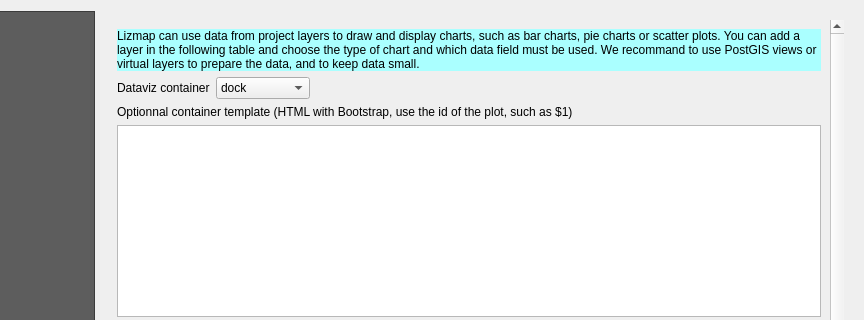
Old version of the form ui_lizmap.ui in the repository 3liz/lizmap-plugin; both pictures show x 172 to 1036 and y 0 to 320 of the 1036 by 845 pixel window.
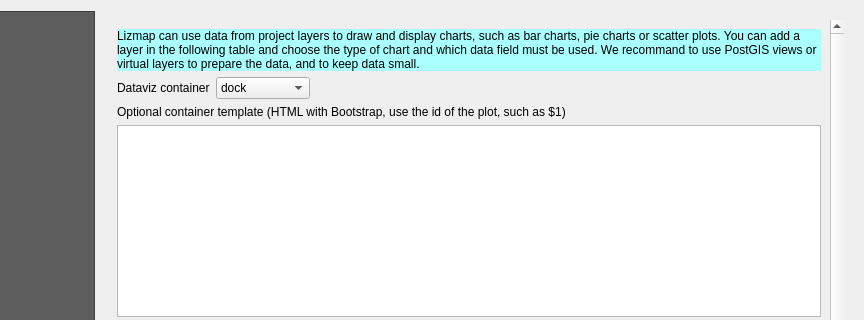
New version of the form. Icons and pictures are not drawn. Custom widgets are drawn as their Qt base class.

What changed in the file:
```diff
--- a/ui_lizmap.ui
+++ b/ui_lizmap.ui
@@ -3323,7 +3323,7 @@
                <item>
                 <widget class="QLabel" name="label_97">
                  <property name="text">
-                  <string>Optionnal container template (HTML with Bootstrap, use the id of the plot, such as $1)</string>
+                  <string>Optional container template (HTML with Bootstrap, use the id of the plot, such as $1)</string>
                  </property>
                 </widget>
                </item>
```
Left out of the diff: 2 changed lines with no effect on the pictures. Lines whose indentation alone changed are shown as unchanged.
